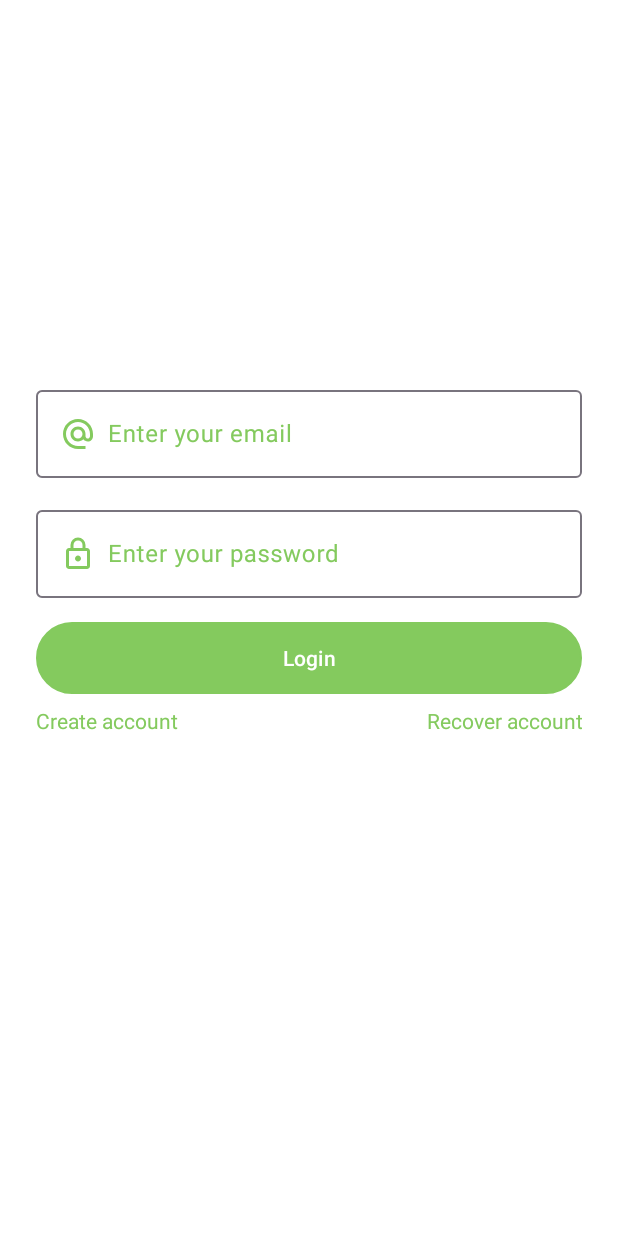
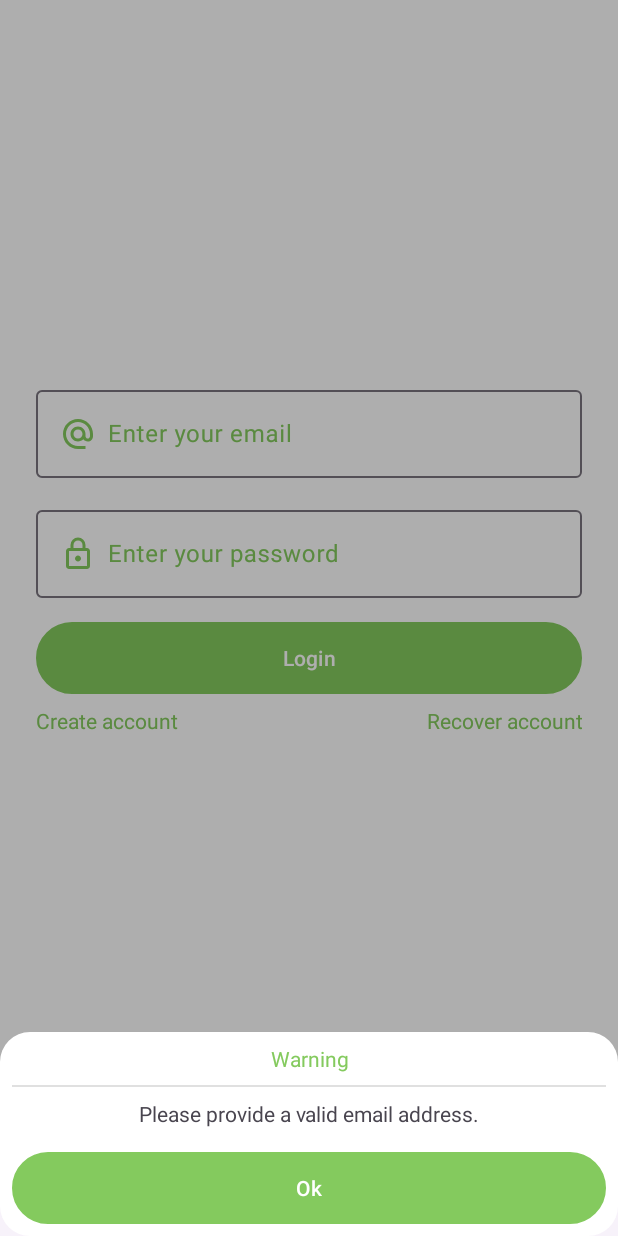
Before and after one commit to LiviaCarv/Digital-Bank, an Android app: the screen it shows after launch (MainActivity), after a tap on "Login", on a phone screen of 412 x 824 dp. Run offline under Robolectric (Android 15) with nearby library versions, the phone set to English and light mode, and no system bars; our stand-ins replace Dagger/Hilt's generated code, Firebase (no records; nobody signed in at launch, a user with empty details on screens opened directly).

Commit message:
BottomSheet created to pass warnings to the user efficiently; showBottomSheet function implemented as an extension of Fragments

```diff
--- a/app/src/main/java/com/project/digitalbank/ui/auth/login/LoginFragment.kt
+++ b/app/src/main/java/com/project/digitalbank/ui/auth/login/LoginFragment.kt
@@ -10,9 +10,9 @@ import androidx.fragment.app.Fragment
 import androidx.fragment.app.viewModels
 import androidx.navigation.fragment.findNavController
 import com.project.digitalbank.R
-import com.project.digitalbank.data.model.User
 import com.project.digitalbank.databinding.FragmentLoginBinding
 import com.project.digitalbank.util.StateView
+import com.project.digitalbank.util.showBottomSheet
 import dagger.hilt.android.AndroidEntryPoint
 
 @AndroidEntryPoint
@@ -52,9 +52,10 @@ class LoginFragment : Fragment() {
             val email = editTextEmail.text.toString().trim()
             val password = editTextPassword.text.toString().trim()
             if (email.isEmpty()) {
-                Toast.makeText(requireContext(), "Please provide a valid email", Toast.LENGTH_SHORT).show()
+                showBottomSheet(message =getString(R.string.register_provide_email))
             } else if (password.isEmpty()) {
-                Toast.makeText(requireContext(), "Please provide a valid password", Toast.LENGTH_SHORT).show()
+                showBottomSheet(message =getString(R.string.register_provide_password))
+
             } else {
                loginUser(email, password)
             }
@@ -72,7 +73,10 @@ class LoginFragment : Fragment() {
                     binding.progressBar.isVisible = false
                     findNavController().navigate(R.id.action_global_homeFragment)
                 }
-                else -> Toast.makeText(requireContext(), stateView.message, Toast.LENGTH_SHORT).show()
+                else -> {
+                    binding.progressBar.isVisible = false
+                    Toast.makeText(requireContext(), stateView.message, Toast.LENGTH_SHORT).show()
+                }
             }
         }
     }
--- a/app/src/main/java/com/project/digitalbank/util/Extensions.kt
+++ b/app/src/main/java/com/project/digitalbank/util/Extensions.kt
@@ -3,7 +3,9 @@ package com.project.digitalbank.util
 import androidx.appcompat.app.AppCompatActivity
 import androidx.appcompat.widget.Toolbar
 import androidx.fragment.app.Fragment
+import com.google.android.material.bottomsheet.BottomSheetDialog
 import com.project.digitalbank.R
+import com.project.digitalbank.databinding.LayoutBottomSheetBinding
 
 fun Fragment.initToolBar(toolbar: Toolbar, homeAsUpEnabled: Boolean = true) {
     ((activity) as AppCompatActivity).apply {
@@ -14,3 +16,25 @@ fun Fragment.initToolBar(toolbar: Toolbar, homeAsUpEnabled: Boolean = true) {
     }
     toolbar.setNavigationOnClickListener { activity?.onBackPressedDispatcher?.onBackPressed() }
 }
+
+fun Fragment.showBottomSheet(
+    titleDialog: Int? = null,
+    titleButton: Int? = null,
+    message: String,
+    onClick: () -> Unit = {}
+) {
+    val bottomSheetDialog = BottomSheetDialog(requireContext())
+    val binding: LayoutBottomSheetBinding =
+        LayoutBottomSheetBinding.inflate(layoutInflater, null, false)
+    binding.txtTitle.text = getText(titleDialog ?: R.string.txt_bottom_sheet_warning)
+    binding.btnOk.text = getText(titleButton ?: R.string.txt_bottom_sheet_ok)
+    binding.txtMessage.text = message
+
+    binding.btnOk.setOnClickListener {
+        onClick()
+        bottomSheetDialog.dismiss()
+    }
+    bottomSheetDialog.setContentView(binding.root)
+    bottomSheetDialog.show()
+
+}
--- /dev/null
+++ b/app/src/main/res/drawable/bg_bottom_sheet.xml
@@ -0,0 +1,7 @@
+<?xml version="1.0" encoding="utf-8"?>
+<shape xmlns:android="http://schemas.android.com/apk/res/android"
+    android:shape="rectangle">
+    <solid android:color="@color/white" />
+    <corners android:radius="20dp" />
+
+</shape>
--- a/app/src/main/res/layout/fragment_recover_account.xml
+++ b/app/src/main/res/layout/fragment_recover_account.xml
@@ -43,7 +43,7 @@
             android:layout_height="wrap_content"
             android:layout_marginVertical="@dimen/margin_between_elements_16dp"
             android:layout_marginHorizontal="@dimen/padding_login_itens_24dp"
-            android:text="@string/info_please_provide_your_email"
+            android:text="@string/recover_please_provide_your_email"
             android:textAlignment="center"
             app:layout_constraintEnd_toEndOf="parent"
             app:layout_constraintStart_toStartOf="parent"
--- /dev/null
+++ b/app/src/main/res/layout/layout_bottom_sheet.xml
@@ -0,0 +1,40 @@
+<?xml version="1.0" encoding="utf-8"?>
+<LinearLayout xmlns:android="http://schemas.android.com/apk/res/android"
+    xmlns:tools="http://schemas.android.com/tools"
+    android:layout_width="match_parent"
+    android:layout_height="wrap_content"
+    xmlns:app="http://schemas.android.com/apk/res-auto"
+    android:background="@drawable/bg_bottom_sheet"
+    android:orientation="vertical"
+    android:padding="@dimen/default_padding">
+
+    <TextView
+        android:id="@+id/txt_title"
+        android:layout_width="match_parent"
+        android:layout_height="wrap_content"
+        android:gravity="center_horizontal"
+        android:textColor="@color/color_default"
+        android:text="@string/txt_bottom_sheet_warning" />
+
+    <ImageView
+        android:layout_width="match_parent"
+        android:layout_height="1dp"
+        android:layout_marginVertical="@dimen/default_margin"
+        android:background="?actionBarDivider" />
+
+    <TextView
+        android:id="@+id/txt_message"
+        android:layout_width="match_parent"
+        android:layout_height="wrap_content"
+        android:gravity="center_horizontal"
+        tools:text="Message" />
+
+    <com.google.android.material.button.MaterialButton
+        android:id="@+id/btn_ok"
+        app:backgroundTint="@null"
+        android:layout_width="match_parent"
+        android:layout_height="wrap_content"
+        android:layout_marginTop="@dimen/margin_between_elements_16dp"
+        android:background="@drawable/background_button"
+        android:text="@string/txt_bottom_sheet_ok" />
+</LinearLayout>
--- a/app/src/main/res/values/strings.xml
+++ b/app/src/main/res/values/strings.xml
@@ -7,7 +7,6 @@
     <string name="create_account">Create account</string>
     <string name="recover_account">Recover account</string>
     <string name="button_login">Login</string>
-    <string name="info_please_provide_your_email">Please provide your email to receive a password recovery email</string>
     <string name="register_account">Register account</string>
     <string name="confirm_password">Confirm password</string>
     <string name="password">Password</string>
@@ -15,4 +14,20 @@
     <string name="hint_name">Name</string>
     <string name="hint_email">E-mail</string>
     <string name="send_email">Send e-mail</string>
+    <string name="txt_bottom_sheet_ok">Ok</string>
+    <string name="txt_bottom_sheet_warning">Warning</string>
+
+    <!-- Register & Login Fragment -->
+    <string name="register_provide_name">Please enter your name.</string>
+    <string name="register_provide_email">Please provide a valid email address.</string>
+    <string name="register_provide_password">Please enter a valid password.</string>
+    <string name="register_provide_phone">Please enter a valid phone number.</string>
+    <string name="register_confirm_password_wrong">Passwords do not match.</string>
+    <string name="register_confirm_password_empty">Please confirm your password.</string>
+
+    <!-- Recover Fragment -->
+    <string name="recover_please_provide_your_email">Please provide your email to receive a password recovery e-mail.</string>
+    <string name="recover_email_sent">E-mail sent.</string>
+
+
 </resources>
```
Also changed, not shown: app/src/main/java/com/project/digitalbank/ui/auth/recover/RecoverAccountFragment.kt (+8 -3 lines), app/src/main/java/com/project/digitalbank/ui/auth/register/RegisterFragment.kt (+17 -8 lines).
